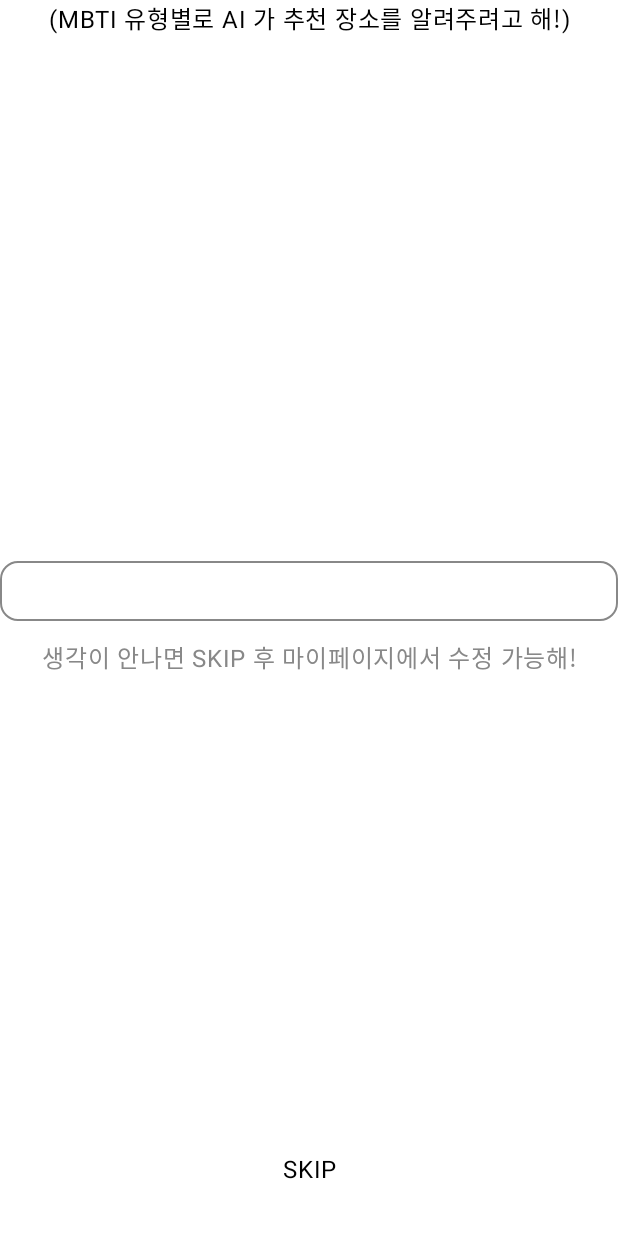
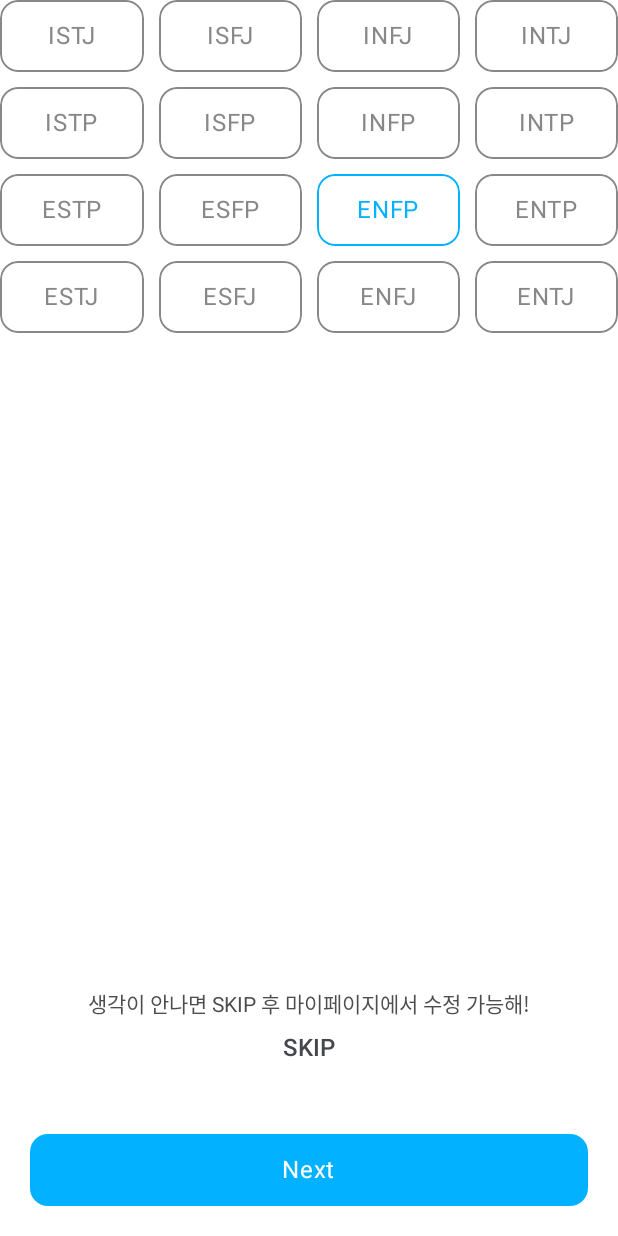
Before and after one commit to SWYP-Roadream/Android, an Android app built with Jetpack Compose: the @Preview function MbtiFieldPreview, on a phone screen of 412 x 824 dp. Run offline under Robolectric (Android 15) with nearby library versions, the phone set to English and light mode, and no system bars.

Commit message:
[feat] 온보딩 UI 변경

```diff
--- a/presentation/src/main/java/com/yeogijeogi/presentation/component/RoundButton.kt
+++ b/presentation/src/main/java/com/yeogijeogi/presentation/component/RoundButton.kt
@@ -1,10 +1,8 @@
 package com.yeogijeogi.presentation.component
 
 import androidx.compose.foundation.background
-import androidx.compose.foundation.border
 import androidx.compose.foundation.clickable
 import androidx.compose.foundation.layout.Box
-import androidx.compose.foundation.layout.fillMaxWidth
 import androidx.compose.foundation.layout.padding
 import androidx.compose.foundation.shape.RoundedCornerShape
 import androidx.compose.material3.MaterialTheme
@@ -13,40 +11,46 @@ import androidx.compose.runtime.Composable
 import androidx.compose.ui.Alignment
 import androidx.compose.ui.Modifier
 import androidx.compose.ui.draw.clip
-import androidx.compose.ui.graphics.Color
 import androidx.compose.ui.tooling.preview.Preview
 import androidx.compose.ui.unit.dp
 import com.yeogijeogi.presentation.theme.ui.theme.RoadreamTheme
+import com.yeogijeogi.presentation.theme.ui.theme.gray100
+import com.yeogijeogi.presentation.theme.ui.theme.gray80
+import com.yeogijeogi.presentation.theme.ui.theme.gray95
 
 @Composable
 fun RoundButton(
     modifier: Modifier = Modifier,
     text: String,
-    backGroundColor: Color = MaterialTheme.colorScheme.primary,
-    containerColor: Color = Color.White,
-    isCheck: Boolean = true,
+    enabled: Boolean = true,
     onClick: () -> Unit = {}
 ) {
+    val backgroundColor = if (enabled) {
+        MaterialTheme.colorScheme.primary
+    } else {
+        gray95
+    }
+
+    val textColor = if (enabled) {
+        gray100
+    } else {
+        gray80
+    }
     Box(
         modifier = modifier
             .clip(RoundedCornerShape(12.dp))
-            .background(color = backGroundColor)
-            .then(
-                if (!isCheck) {
-                    Modifier.border(
-                        width = 1.dp,
-                        color = Color.Gray,
-                        shape = RoundedCornerShape(12.dp)
-                    )
-                } else Modifier
-            )
-            .clickable(onClick = onClick)
+            .background(color = backgroundColor)
+            .clickable(onClick = {
+                if (enabled) {
+                    onClick()
+                }
+            })
             .padding(horizontal = 16.dp, vertical = 12.dp),
         contentAlignment = Alignment.Center
     ) {
         Text(
             text = text,
-            color = containerColor
+            color = textColor
         )
     }
 }
--- a/presentation/src/main/java/com/yeogijeogi/presentation/login/component/MbtiField.kt
+++ b/presentation/src/main/java/com/yeogijeogi/presentation/login/component/MbtiField.kt
@@ -1,95 +1,92 @@
 package com.yeogijeogi.presentation.login.component
 
 import androidx.compose.foundation.background
-import androidx.compose.foundation.border
 import androidx.compose.foundation.clickable
 import androidx.compose.foundation.layout.Arrangement
-import androidx.compose.foundation.layout.Box
 import androidx.compose.foundation.layout.Column
 import androidx.compose.foundation.layout.Spacer
 import androidx.compose.foundation.layout.fillMaxSize
 import androidx.compose.foundation.layout.fillMaxWidth
 import androidx.compose.foundation.layout.height
 import androidx.compose.foundation.layout.padding
-import androidx.compose.foundation.shape.RoundedCornerShape
-import androidx.compose.foundation.text.BasicTextField
+import androidx.compose.foundation.lazy.grid.GridCells
+import androidx.compose.foundation.lazy.grid.LazyVerticalGrid
+import androidx.compose.foundation.lazy.grid.items
+import androidx.compose.material3.MaterialTheme
 import androidx.compose.material3.Text
 import androidx.compose.runtime.Composable
-import androidx.compose.ui.Alignment
 import androidx.compose.ui.Modifier
 import androidx.compose.ui.graphics.Color
-import androidx.compose.ui.text.TextStyle
 import androidx.compose.ui.text.style.TextAlign
 import androidx.compose.ui.tooling.preview.Preview
 import androidx.compose.ui.unit.dp
+import com.yeogijeogi.domain.model.enums.Mbti
+import com.yeogijeogi.presentation.component.OutlineButton
+import com.yeogijeogi.presentation.component.RoundButton
 import com.yeogijeogi.presentation.theme.ui.theme.RoadreamTheme
+import com.yeogijeogi.presentation.theme.ui.theme.bodyMid16
+import com.yeogijeogi.presentation.theme.ui.theme.bodyRegular14
+import com.yeogijeogi.presentation.theme.ui.theme.gray30
+import com.yeogijeogi.presentation.theme.ui.theme.textPrimary
 
 @Composable
 fun MbtiField(
     modifier: Modifier = Modifier,
-    value: String,
-    onChangeValue: (String) -> Unit,
+    selected: Mbti?,
+    onClickMbti: (Mbti) -> Unit,
     onClickSkip: () -> Unit,
+    onClick: () -> Unit
 ) {
-    Box(
+    Column(
         modifier = modifier
             .fillMaxWidth()
             .background(color = Color.White)
     ) {
-        Text(
-            modifier = Modifier.align(Alignment.TopCenter),
-            text = "(MBTI 유형별로 AI 가 추천 장소를 알려주려고 해!)",
-            textAlign = TextAlign.Center,
-        )
-
-        Column(
-            modifier = Modifier.fillMaxSize(),
-            verticalArrangement = Arrangement.Center,
-            horizontalAlignment = Alignment.CenterHorizontally
+        LazyVerticalGrid(
+            horizontalArrangement = Arrangement.spacedBy(10.dp),
+            verticalArrangement = Arrangement.spacedBy(10.dp),
+            columns = GridCells.Fixed(4)
         ) {
-            BasicTextField(
-                value = value,
-                onValueChange = onChangeValue,
-                singleLine = true,
-                textStyle = TextStyle(
+            items(
+                Mbti.entries
+            ) { item ->
+                OutlineButton(
+                    modifier = Modifier.fillMaxWidth(),
+                    text = item.name,
+                    isSelected = selected == item,
+                    onClick = { onClickMbti(item) }
+                )
+            }
+        }
+        Spacer(modifier = Modifier.weight(1f))
+        Column {
+            Text(
+                modifier = Modifier.fillMaxWidth(),
+                text = "생각이 안나면 SKIP 후 마이페이지에서 수정 가능해!",
+                style = MaterialTheme.typography.bodyRegular14.copy(
+                    color = textPrimary,
                     textAlign = TextAlign.Center
-                ),
-                decorationBox = { innerTextField ->
-                    Box(
-                        modifier = Modifier
-                            .fillMaxWidth()
-                            .border(
-                                width = 1.dp,
-                                color = Color.Gray,
-                                shape = RoundedCornerShape(12.dp)
-                            )
-                            .padding(horizontal = 16.dp, vertical = 12.dp),
-                        contentAlignment = Alignment.Center
-                    ) {
-                        innerTextField()
-                    }
-                }
+                )
             )
-            Spacer(modifier = Modifier.height(12.dp))
-            Text(
-                text = "생각이 안나면 SKIP 후 마이페이지에서 수정 가능해!",
-                textAlign = TextAlign.Center,
-                color = Color.Gray
-            )
-
-        }
-        Column(
-            modifier = Modifier
-                .align(Alignment.BottomCenter)
-        ){
+            Spacer(modifier = Modifier.height(10.dp))
             Text(
                 modifier = Modifier
                     .fillMaxWidth()
                     .clickable(onClick = onClickSkip),
                 text = "SKIP",
-                textAlign = TextAlign.Center
+                style = MaterialTheme.typography.bodyMid16.copy(
+                    color = gray30,
+                    textAlign = TextAlign.Center
+                )
             )
-            Spacer(modifier = Modifier.height(32.dp))
+            Spacer(modifier = Modifier.height(28.dp))
+            RoundButton(
+                modifier = Modifier
+                    .padding(20.dp)
+                    .fillMaxWidth(),
+                text = "Next",
+                onClick = onClick
+            )
         }
     }
 }
@@ -100,9 +97,10 @@ private fun MbtiFieldPreview() {
     RoadreamTheme {
         MbtiField(
             modifier = Modifier.fillMaxSize(),
-            value = "",
+            selected = Mbti.ENFP,
             onClickSkip = {},
-            onChangeValue = {}
+            onClickMbti = {},
+            onClick = {}
         )
     }
 }
--- a/presentation/src/main/java/com/yeogijeogi/presentation/login/model/LoginEvent.kt
+++ b/presentation/src/main/java/com/yeogijeogi/presentation/login/model/LoginEvent.kt
@@ -4,6 +4,7 @@ import com.yeogijeogi.domain.model.enums.Age
 import com.yeogijeogi.domain.model.enums.CompanionType
 import com.yeogijeogi.domain.model.enums.Gender
 import com.yeogijeogi.domain.model.enums.LoginType
+import com.yeogijeogi.domain.model.enums.Mbti
 import com.yeogijeogi.presentation.model.UserData
 
 sealed interface LoginEvent {
@@ -13,7 +14,7 @@ sealed interface LoginEvent {
     data class SelectedGender(val gender: Gender?): LoginEvent
     data class SelectedAge(val age: Age?): LoginEvent
     data class SelectedCompanion(val companion: CompanionType): LoginEvent
-    data class ChangeMbti(val mbti: String): LoginEvent
+    data class SelectedMbti(val mbti: Mbti): LoginEvent
     data class OnClickSkip(val screenType: OnBoardingScreenType): LoginEvent
     data class OnNext(val screenType: OnBoardingScreenType): LoginEvent
     data class OnBack(val screenType: OnBoardingScreenType): LoginEvent
--- a/presentation/src/main/java/com/yeogijeogi/presentation/login/model/LoginState.kt
+++ b/presentation/src/main/java/com/yeogijeogi/presentation/login/model/LoginState.kt
@@ -4,6 +4,7 @@ import com.yeogijeogi.domain.model.enums.Age
 import com.yeogijeogi.domain.model.enums.CompanionType
 import com.yeogijeogi.domain.model.enums.Gender
 import com.yeogijeogi.domain.model.enums.LoginType
+import com.yeogijeogi.domain.model.enums.Mbti
 import com.yeogijeogi.presentation.model.UserData
 
 data class LoginState(
@@ -13,7 +14,7 @@ data class LoginState(
     val gender: Gender? = null,
     val age: Age? = null,
     val companions: List<CompanionType> = listOf(),
-    val mbti: String = ""
+    val mbti: Mbti? = null
 ) {
     val isCheck : Boolean
         get() = user != null && loginType != null && nickname.isNotEmpty() && gender != null && age != null
--- a/presentation/src/main/java/com/yeogijeogi/presentation/theme/ui/theme/Color.kt
+++ b/presentation/src/main/java/com/yeogijeogi/presentation/theme/ui/theme/Color.kt
@@ -17,11 +17,12 @@ val onPrimaryContainer = Color(0xFFB3E5FC)
 val secondary = Color(0xFFE1F5FE)
 val error = Color(0xFFFF1744)
 
+val textPrimary = Color(0xFF4D4D4D)
 val black = Color(0xFF242424)
 val gray100 = Color(0xFFFFFFFF)
+val gray95 = Color(0xFFDBDCDF)
 val gray90 = Color(0xFFF7F7F8)
 val gray80 = Color(0xFFEAEBEC)
-val gray70 = Color(0xFFDBDCDF)
 val gray60 = Color(0xFFAEB0B6)
 val gray50 = Color(0xFF878A93)
 val gray40 = Color(0xFF5A5C63)
```
Also changed, not shown: presentation/src/main/java/com/yeogijeogi/presentation/login/LoginViewModel.kt (+9 -5 lines), presentation/src/main/java/com/yeogijeogi/presentation/login/OnBoardingRoot.kt (+29 -16 lines), presentation/src/main/java/com/yeogijeogi/presentation/login/component/AgeField.kt (+19 -10 lines), presentation/src/main/java/com/yeogijeogi/presentation/login/component/CompanionField.kt (+17 -15 lines), presentation/src/main/java/com/yeogijeogi/presentation/login/component/GenderField.kt (+33 -3 lines), presentation/src/main/java/com/yeogijeogi/presentation/login/component/NicknameTextField.kt (+49 -16 lines), presentation/src/main/java/com/yeogijeogi/presentation/login/component/OnBoardingBase.kt (+21 -18 lines).
